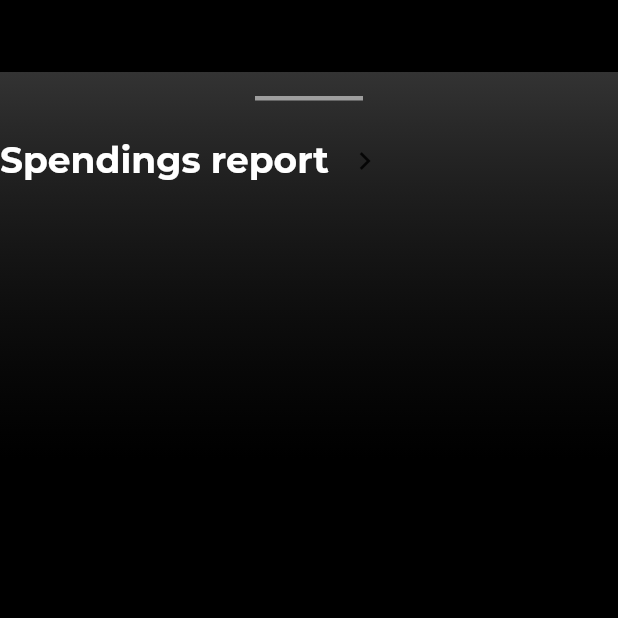
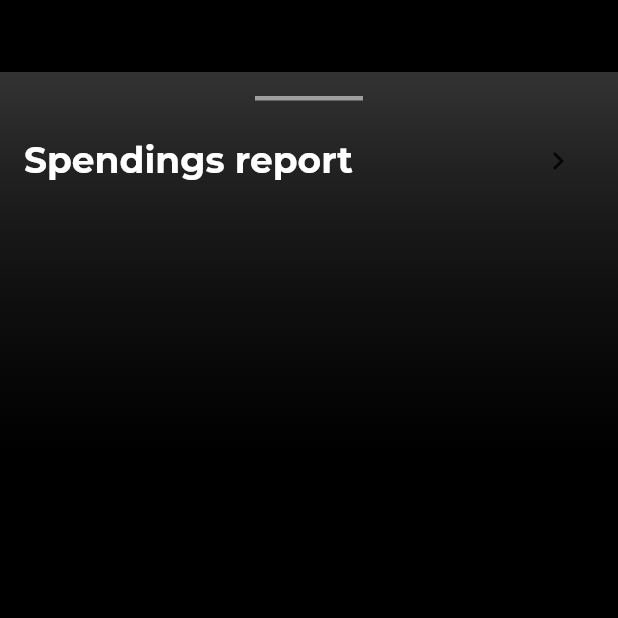
Before and after one commit to JAICHANGPARK/flutter_notebook_8th_story, a Flutter app: the screen it shows after launch, on a phone screen of 412 x 824 dp, the top half of it. Run offline on Flutter 3.47's test engine with Material 2 defaults, Android fonts, the phone set to English and light mode, and no system bars; our stand-ins replace badges, flutter_hooks, google_fonts, hooks_riverpod, state_notifier.

Commit message:
Update bank_main_page.dart

```diff
--- a/lib/ep594_banking_app/bank_main_page.dart
+++ b/lib/ep594_banking_app/bank_main_page.dart
@@ -39,9 +39,12 @@ class _BankMainPageState extends State<BankMainPage> {
                     ),
                   ),
 
-                  Column(
+                  Padding(
+                    padding: const EdgeInsets.symmetric(horizontal: 16),
+                    child: Column(
                       children: [
                         Row(
+                          mainAxisAlignment: MainAxisAlignment.spaceBetween,
                           children: [
                             Text("Spendings report", style: GoogleFonts.montserrat(
                               color: Colors.white,
@@ -54,6 +57,7 @@ class _BankMainPageState extends State<BankMainPage> {
                           ],
                         )
                       ],
+                    ),
                   )
                 ],
               ),
```
Lines whose indentation alone changed are shown as unchanged.
